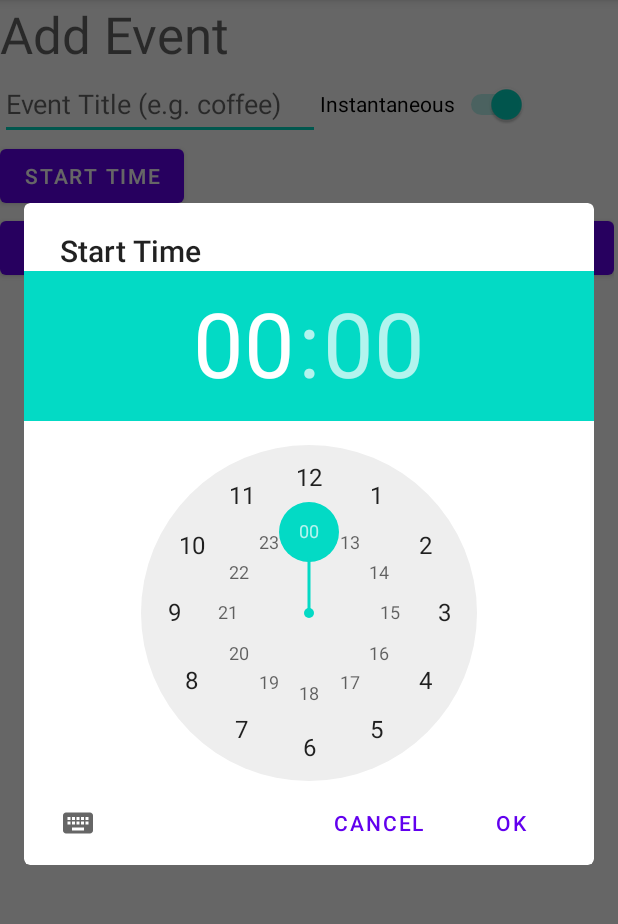
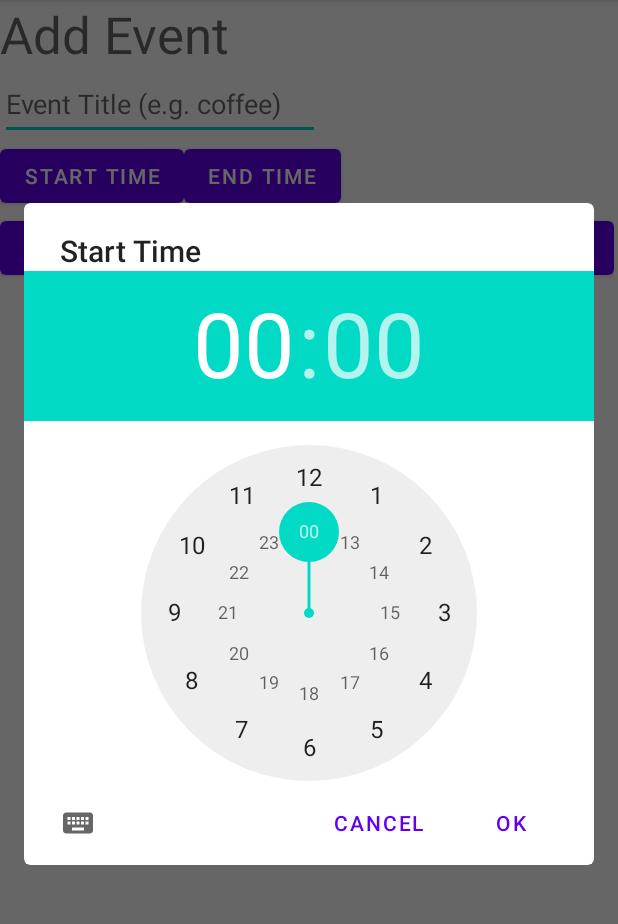
Before and after one commit to alicebarbe/Connected-Human-Analytics-Remote-Device, an Android app: the AddEvent screen opened directly, with no data from a screen before it, after a tap on "START TIME", on a phone screen of 412 x 824 dp, the part 84-1008 px from its top. Run offline under Robolectric (Android 15) with nearby library versions, the phone set to English and light mode, and no system bars; 1 other tap on this screen came first.

Commit message:
get start/end time buttons working

```diff
--- a/Chard/app/src/main/AndroidManifest.xml
+++ b/Chard/app/src/main/AndroidManifest.xml
@@ -15,6 +15,7 @@
         <activity
             android:name=".MainActivity"
             android:label="@string/app_name"
+            android:exported="true"
             android:theme="@style/Theme.Chard.NoActionBar">
             <intent-filter>
                 <action android:name="android.intent.action.MAIN" />
--- a/Chard/app/src/main/java/com/example/chard/AddEvent.java
+++ b/Chard/app/src/main/java/com/example/chard/AddEvent.java
@@ -9,18 +9,23 @@ import android.util.Log;
 import android.view.View;
 import android.widget.Button;
 import android.widget.CompoundButton;
+import android.widget.EditText;
 import android.widget.Switch;
 import android.widget.TimePicker;
+import android.widget.Toast;
 
 import java.util.Locale;
 
 public class AddEvent extends AppCompatActivity {
 
     Button startTimeButton;
-    int startHour, startMin;
     Button endTimeButton;
-    int endHour, endMin;
     Switch instantaneousSwitch;
+    private int startHour, startMin;
+    private int endHour, endMin;
+    private boolean startChanged = false;
+    private boolean endChanged = false;
+
 
     @Override
     protected void onCreate(Bundle savedInstanceState) {
@@ -28,11 +33,10 @@ public class AddEvent extends AppCompatActivity {
         setContentView(R.layout.activity_add_event);
         startTimeButton = findViewById(R.id.buttonStartTime);
         endTimeButton = findViewById(R.id.buttonEndTime);
-        instantaneousSwitch = findViewById(R.id.switchInstantaneous);
-        instantaneousSwitch.setChecked(false);
-
-        endTimeButton.setVisibility(View.VISIBLE);
+        //instantaneousSwitch = findViewById(R.id.switchInstantaneous);
+        /*
         instantaneousSwitch.setOnCheckedChangeListener(new CompoundButton.OnCheckedChangeListener() {
+            @Override
             public void onCheckedChanged(CompoundButton buttonView, boolean isChecked) {
                 // remove end time button if instantaneous switch is checked
                 if (isChecked) {
@@ -41,7 +45,7 @@ public class AddEvent extends AppCompatActivity {
                     endTimeButton.setVisibility(View.VISIBLE);
                 }
             }
-        });
+        });*/
     }
 
     public void popStartTimePicker(View view) {
@@ -51,6 +55,11 @@ public class AddEvent extends AppCompatActivity {
                 startHour = selectedHour;
                 startMin = selectedMinute;
                 startTimeButton.setText(String.format(Locale.getDefault(), "%02d:%02d", startHour, startMin));
+                startChanged = true;
+
+                endTimeButton.setText(String.format(Locale.getDefault(), "%02d:%02d", startHour, startMin));
+                endHour = startHour;
+                endMin = startMin;
             }
         };
 
@@ -64,9 +73,9 @@ public class AddEvent extends AppCompatActivity {
             @Override
             public void onTimeSet(TimePicker timePicker, int selectedHour, int selectedMinute) {
                 endHour = selectedHour;
-                endHour = selectedMinute;
+                endMin = selectedMinute;
                 endTimeButton.setText(String.format(Locale.getDefault(), "%02d:%02d", endHour, endMin));
-
+                endChanged = true;
             }
         };
 
@@ -79,10 +88,29 @@ public class AddEvent extends AppCompatActivity {
         view.findViewById(R.id.buttonSubmit).setOnClickListener(new View.OnClickListener() {
             @Override
             public void onClick(View view) {
-                Log.d("dbtest",  startHour + " " + endHour);
+                EditText editTextTitle = (EditText) findViewById(R.id.editTextTitle);
+                String eventTitle = editTextTitle.getText().toString();
+                if (eventTitle.matches("")) {
+                    Toast.makeText(view.getContext(), "You did not enter an event title", Toast.LENGTH_SHORT).show();
+                    return;
+                } else if (!startChanged){
+                    Toast.makeText(view.getContext(), "You did not enter a start time", Toast.LENGTH_SHORT).show();
+                    return;
+                } /*else if (!endChanged) {
+                    if (instantaneousSwitch.isChecked()) {
+                        endHour = startHour;
+                        endMin = startMin;
+                    } else {
+                        Toast.makeText(view.getContext(), "You did not enter an end time", Toast.LENGTH_SHORT).show();
+                        return;
+                    }
+                }*/
+
+                Log.d("dbtest", eventTitle + " " + startHour + ":" + startMin
+                        + " " + endHour + ":" + endMin);
+
             }
         });
     }
 
-
 }
--- a/Chard/app/src/main/res/layout/activity_add_event.xml
+++ b/Chard/app/src/main/res/layout/activity_add_event.xml
@@ -1,5 +1,6 @@
 <?xml version="1.0" encoding="utf-8"?>
-<androidx.constraintlayout.widget.ConstraintLayout xmlns:android="http://schemas.android.com/apk/res/android"
+<androidx.constraintlayout.widget.ConstraintLayout
+    xmlns:android="http://schemas.android.com/apk/res/android"
     xmlns:app="http://schemas.android.com/apk/res-auto"
     xmlns:tools="http://schemas.android.com/tools"
     android:id="@+id/relativeLayout"
@@ -35,13 +36,13 @@
                 android:minHeight="48dp"
                 android:singleLine="true" />
 
-            <Switch
+            <!--<Switch
                 android:id="@+id/switchInstantaneous"
                 android:layout_width="wrap_content"
                 android:layout_height="match_parent"
                 android:minHeight="48dp"
-                android:onClick="hideEndTimePicker"
-                android:text="Instantaneous" />
+                android:text="Instantaneous"
+                tools:checked="false" />-->
         </LinearLayout>
 
         <LinearLayout
@@ -68,8 +69,8 @@
             android:id="@+id/buttonSubmit"
             android:layout_width="match_parent"
             android:layout_height="wrap_content"
-            android:onclick="pushSubmitButton"
-            android:text="SUBMIT" />
+            android:onClick="pushSubmitButton"
+            android:text="Submit" />
 
     </LinearLayout>
 
```
